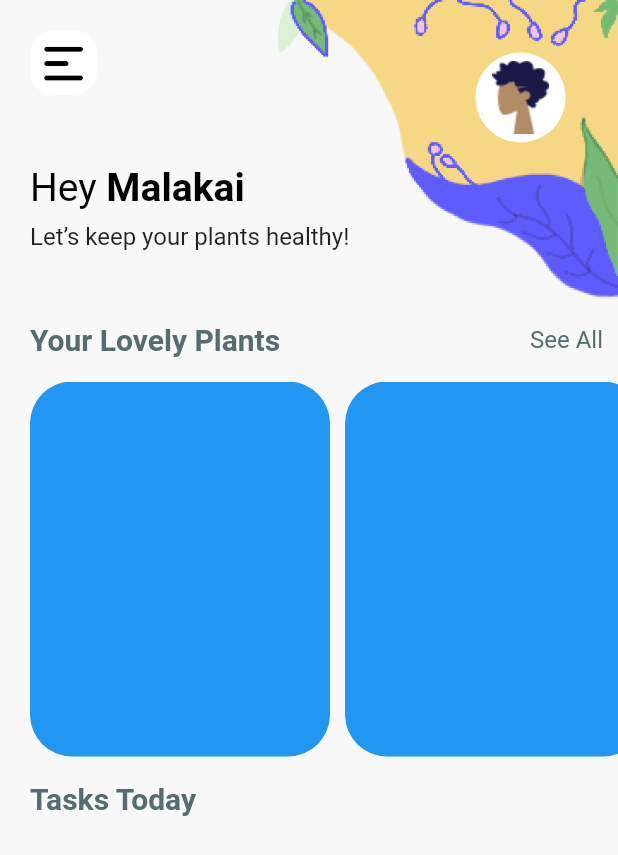
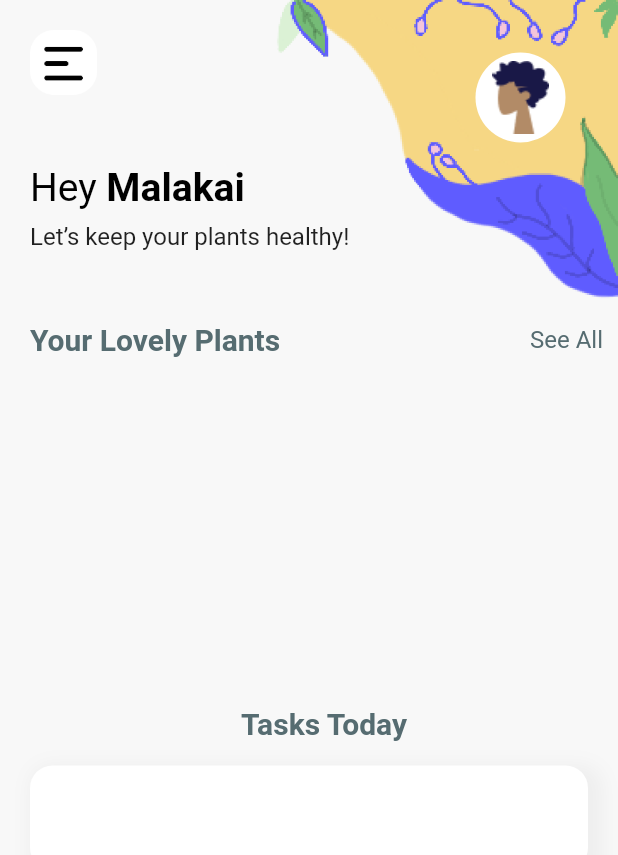
Before and after one commit to jooliaju/Planty, a Flutter app: the screen it shows once a user with an empty profile is signed in, on a phone screen of 412 x 824 dp. Shown: the top 855 px of the screen. Run offline on Flutter 3.47's test engine with Material 2 defaults, Android fonts, the phone set to English and light mode, and no system bars; our stand-ins replace cloud_firestore, dio, firebase_auth, firebase_core, flutter_spinkit, hexcolor and 1 more; accounts and stored records are empty.

Commit message:
added plant list

```diff
--- a/lib/screens/home/home_new.dart
+++ b/lib/screens/home/home_new.dart
@@ -2,7 +2,9 @@
 import 'package:hexcolor/hexcolor.dart';
 import 'package:planty_app/constants.dart';
 import 'package:planty_app/models/cards_model.dart';
+import 'package:planty_app/models/plant_model.dart';
 import 'package:planty_app/models/user.dart';
+import 'package:planty_app/screens/plants/plant_listnew.dart';
 import 'package:planty_app/screens/user/update_user.dart';
 import 'package:planty_app/screens/plants/plant_screen.dart';
 import 'package:planty_app/services/auth.dart';
@@ -22,12 +24,13 @@
     UserModel user = Provider.of<UserModel>(context);
     Size size = MediaQuery.of(context).size;
 
-    return Scaffold(
+    return StreamProvider<List<Plant>>.value(
+      value: DatabaseService(uid: user.uid).plants,
+      child: Scaffold(
           backgroundColor: kBackground,
           body: Container(
             margin: EdgeInsets.only(left: 20),
-          child: ListView(
-            physics: ClampingScrollPhysics(),
+            child: Column(
               children: [
                 //Custom AppBar
                 Stack(
@@ -130,33 +133,68 @@
                   ],
                 ),
                 SizedBox(height: size.height*0.02,),
-              plantListNew(),
+                PlantListNew(),
+
                 SizedBox(height: size.height*0.02,),
                 Text("Tasks Today", style: TextStyle(fontSize: 20, fontWeight: FontWeight.bold, color: kGreyBlue)),
+                SizedBox(height: size.height*0.02,),
+
+                ListView.builder(
+                  scrollDirection: Axis.vertical,
+
+                  itemCount: 2,
+                  padding: EdgeInsets.only(right: 20),
+                  shrinkWrap: true,
+                  itemBuilder: (context, index) {
+                    return Container(
+                      height: 70,
+                      margin: EdgeInsets.only(bottom: 20),
+                      padding:
+                      EdgeInsets.only(left: 20, top: 12, bottom: 12, right: 20),
+                      decoration: BoxDecoration(
+                        color: Colors.white,
+                        borderRadius: BorderRadius.circular(15),
+                        boxShadow: [
+                          BoxShadow(
+                            color: Colors.grey[200],
+                            blurRadius: 10,
+                            spreadRadius: 5,
+                            offset: Offset(5, 5),
+                          )
+                        ],
+                      ),
+
+                    );
+                  },
+                )
 
               ],
             ),
-        ));
+          )),
+    );
   }
 
-  Container plantListNew() {
-    return Container(
-              height: 250,
-              child: ListView.builder(
-                  scrollDirection: Axis.horizontal,
-                  padding: EdgeInsets.only( right: 16),
-                  itemCount: 3,
-                  itemBuilder: (context, index){
-                    return Container(
-                      width: 200,
-                      margin: EdgeInsets.only(right:10),
-                      decoration: BoxDecoration(
-                        borderRadius: BorderRadius.circular(28),
-                        color: Colors.blue,
-                      ),
 
-                    );
-                  }),
-            );
+  ///add a stream for database collection 'plants'
+  // Container plantListNew() {
+  //   final plants = Provider.of<List<Plant>>(context) ?? [];
+  //   return Container(
+  //             height: 250,
+  //             child: ListView.builder(
+  //                 scrollDirection: Axis.horizontal,
+  //                 padding: EdgeInsets.only( right: 16),
+  //                 itemCount: plants.length,
+  //                 itemBuilder: (context, index){
+  //                   return Container(
+  //                     width: 200,
+  //                     margin: EdgeInsets.only(right:10),
+  //                     decoration: BoxDecoration(
+  //                       borderRadius: BorderRadius.circular(28),
+  //                       color: Colors.red,
+  //                     ),
+  //
+  //                   );
+  //                 }),
+  //           );
+  // }
 }
-}
--- /dev/null
+++ b/lib/screens/plants/plant_listnew.dart
@@ -0,0 +1,33 @@
+import 'package:flutter/material.dart';
+import 'package:planty_app/models/plant_model.dart';
+
+import 'package:planty_app/screens/plants/plant_tile.dart';
+import 'package:planty_app/screens/plants/plant_tilenew.dart';
+import 'package:provider/provider.dart';
+
+class PlantListNew extends StatefulWidget {
+  @override
+  _PlantListNewState createState() => _PlantListNewState();
+}
+
+class _PlantListNewState extends State<PlantListNew> {
+
+
+  @override
+  Widget build(BuildContext context) {
+
+    final plants = Provider.of<List<Plant>>(context) ?? [];
+    print(plants.length);
+
+    return Container(
+      height: 200,
+      child: ListView.builder(
+        scrollDirection: Axis.horizontal,
+        itemCount: plants.length,
+        itemBuilder: (context,index){
+          return PlantTileNew( plant: plants[index]);
+        },
+      ),
+    );
+  }
+}
--- /dev/null
+++ b/lib/screens/plants/plant_tilenew.dart
@@ -0,0 +1,29 @@
+import 'package:flutter/material.dart';
+import 'package:planty_app/constants.dart';
+import 'package:planty_app/models/plant_model.dart';
+import 'package:planty_app/models/user.dart';
+
+class PlantTileNew extends StatelessWidget {
+  final Plant plant;
+
+  PlantTileNew({this.plant});
+
+  @override
+  Widget build(BuildContext context) {
+    return Padding(padding: EdgeInsets.only(top: 8),
+
+      child: Container(
+        width: 200,
+        margin: EdgeInsets.only(right:20),
+        decoration: BoxDecoration(
+          borderRadius: BorderRadius.circular(20),
+          color: kGreyBlue,
+        ),
+        child: Center(child: Text(plant.name, style: TextStyle(color: Colors.white),)),
+
+      )
+
+
+    );
+  }
+}
```
Lines whose indentation alone changed are shown as unchanged.
